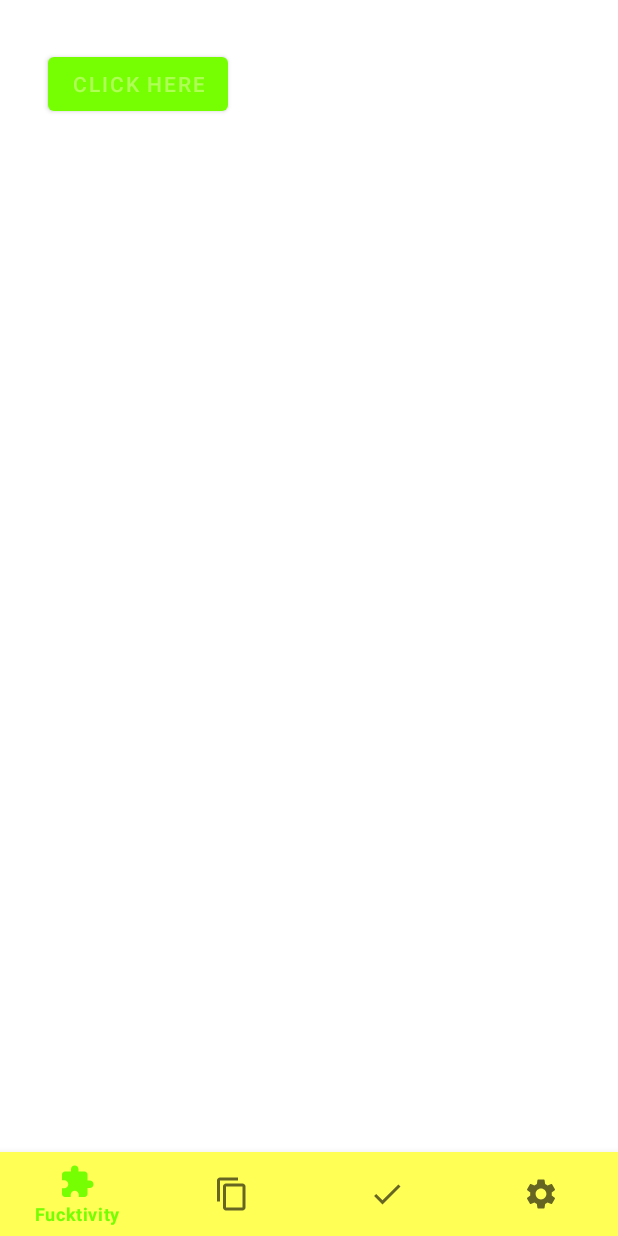
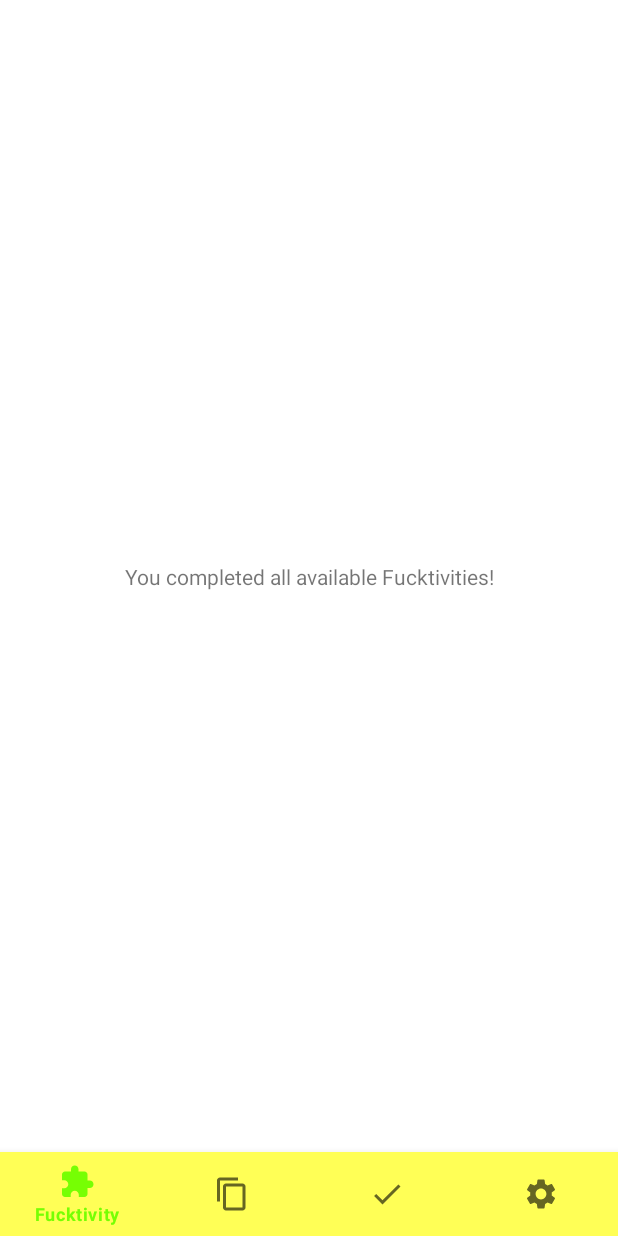
Before and after one commit to Dragoonov/Fuktorial, an Android app: the screen it shows after launch (MainActivity), on a phone screen of 412 x 824 dp. Run offline under Robolectric (Android 15) with nearby library versions, the phone set to English and light mode, and no system bars; our stand-ins replace RxJava, data binding; 7 statements that could not run were skipped.

Commit message:
Continued work

```diff
--- a/app/src/main/java/com/example/fuktorial/Utils.kt
+++ b/app/src/main/java/com/example/fuktorial/Constants.kt
@@ -1,6 +1,7 @@
 package com.example.fuktorial
 
-object Utils {
+object Constants {
+    val NO_FUCKTIVITY_KEY = "no_fucktivity"
     val NOTIFICATION_ID_STRING = "notification_id"
     val NOTIFICATIONS = "notifications"
     val NOTIFICATION_ID = 1
--- a/app/src/main/java/com/example/fuktorial/FucktivitiesInfo.kt
+++ b/app/src/main/java/com/example/fuktorial/FucktivitiesInfo.kt
@@ -2,11 +2,16 @@ package com.example.fuktorial
 
 import android.app.Activity
 import androidx.fragment.app.Fragment
+import com.example.fuktorial.fucktivities.tutorial.TutorialEntryFragment
 import com.example.fuktorial.fucktivities.tutorial.TutorialLevelFucktivity
 
 object FucktivitiesInfo {
     val fucktivitiesList = listOf(
         TutorialLevelFucktivity::class.java
+    )
+
+    val entriesList = listOf(
+        TutorialEntryFragment::class.java
     )
 
     fun getFucktivityLevelClass(name: String) = fucktivitiesList.find {
@@ -16,4 +21,9 @@ object FucktivitiesInfo {
     fun <T : Activity> getFucktivityName(fucktivityClass : Class<T>) = fucktivityClass
         .simpleName
         .removeSuffix("LevelFucktivity")
+
+    fun getEntryByName(fucktivityName: String) = entriesList.find {
+        it.name.contains(fucktivityName)
+    }
+
 }
--- a/app/src/main/java/com/example/fuktorial/MainActivity.kt
+++ b/app/src/main/java/com/example/fuktorial/MainActivity.kt
@@ -6,7 +6,6 @@ import android.content.Context
 import android.os.Build
 import android.os.Bundle
 import androidx.appcompat.app.AppCompatActivity
-import androidx.fragment.app.Fragment
 import androidx.lifecycle.Observer
 import androidx.lifecycle.ViewModel
 import androidx.lifecycle.ViewModelProvider
@@ -50,7 +49,7 @@ class MainActivity : AppCompatActivity() {
         val binding = ActivityMainBinding.inflate(layoutInflater)
         setContentView(binding.root)
         if (savedInstanceState == null) {
-            replaceFragment(TutorialEntryFragment::class.java)
+            findAppropriateFragment()
         }
         binding.bottomNavigationView.setOnNavigationItemSelectedListener {
             when (it.itemId) {
@@ -78,9 +77,9 @@ class MainActivity : AppCompatActivity() {
 
     private fun createNotificationChannel() {
         if (Build.VERSION.SDK_INT >= Build.VERSION_CODES.O) {
-            val name = Utils.NOTIFICATIONS
+            val name = Constants.NOTIFICATIONS
             val importance = NotificationManager.IMPORTANCE_DEFAULT
-            val channel = NotificationChannel(Utils.NOTIFICATIONS, name, importance)
+            val channel = NotificationChannel(Constants.NOTIFICATIONS, name, importance)
             val notificationManager: NotificationManager =
                 getSystemService(Context.NOTIFICATION_SERVICE) as NotificationManager
             notificationManager.createNotificationChannel(channel)
@@ -89,7 +88,13 @@ class MainActivity : AppCompatActivity() {
 
     private fun findAppropriateFragment() {
         if (notDiscoveredFucktivities.isEmpty()) {
-            //replaceFragment()
+            replaceFragment(
+                NoFucktivityFragment::class.java,
+                Bundle().apply {
+                    putString(Constants.NO_FUCKTIVITY_KEY, getString(R.string.all_complete))
+                })
+        } else {
+            replaceFragment(FucktivitiesInfo.getEntryByName(notDiscoveredFucktivities.random().name)!!)
         }
     }
 }
--- /dev/null
+++ b/app/src/main/java/com/example/fuktorial/NoFucktivityFragment.kt
@@ -0,0 +1,19 @@
+package com.example.fuktorial
+
+import android.os.Bundle
+import android.view.LayoutInflater
+import android.view.View
+import android.view.ViewGroup
+import androidx.fragment.app.Fragment
+import com.example.fuktorial.databinding.NoFucktivityFragmentBinding
+
+class NoFucktivityFragment: Fragment() {
+
+    override fun onCreateView(inflater: LayoutInflater, container: ViewGroup?, savedInstanceState: Bundle?): View {
+        val message = arguments?.getString(Constants.NO_FUCKTIVITY_KEY)
+        val binding = NoFucktivityFragmentBinding.inflate(layoutInflater, container, false).apply {
+            text.text = message
+        }
+        return binding.root
+    }
+}
--- a/app/src/main/java/com/example/fuktorial/notifications/NotificationBroadcastReceiver.kt
+++ b/app/src/main/java/com/example/fuktorial/notifications/NotificationBroadcastReceiver.kt
@@ -4,7 +4,7 @@ import android.app.NotificationManager
 import android.content.BroadcastReceiver
 import android.content.Context
 import android.content.Intent
-import com.example.fuktorial.Utils
+import com.example.fuktorial.Constants
 import com.example.fuktorial.database.Repository
 import com.example.fuktorial.database.RepositoryImpl
 import com.example.fuktorial.database.models.Fuquote
@@ -15,8 +15,8 @@ class NotificationBroadcastReceiver : BroadcastReceiver() {
         val notificationManager: NotificationManager =
             context!!.getSystemService(Context.NOTIFICATION_SERVICE) as NotificationManager
         val repository: Repository = RepositoryImpl
-        val id = intent!!.extras!!.getInt(Utils.NOTIFICATION_ID_STRING)
-        val fuquote = intent.extras?.getString(Utils.NOTIFICATIONS)!!
+        val id = intent!!.extras!!.getInt(Constants.NOTIFICATION_ID_STRING)
+        val fuquote = intent.extras?.getString(Constants.NOTIFICATIONS)!!
         repository.open(context)
         repository.updateFuquote(Fuquote(fuquote, true))
             .subscribe()
--- a/app/src/main/java/com/example/fuktorial/notifications/NotificationWorker.kt
+++ b/app/src/main/java/com/example/fuktorial/notifications/NotificationWorker.kt
@@ -9,7 +9,7 @@ import androidx.work.Worker
 import androidx.work.WorkerParameters
 import com.example.fuktorial.FuquotesInfo
 import com.example.fuktorial.R
-import com.example.fuktorial.Utils
+import com.example.fuktorial.Constants
 import kotlin.random.Random
 
 class NotificationWorker(
@@ -20,12 +20,12 @@ class NotificationWorker(
     override fun doWork(): Result {
         val fuquote = FuquotesInfo.fuquotesList[Random(System.currentTimeMillis()).nextInt(FuquotesInfo.fuquotesList.size)]
         val intent = Intent(applicationContext, NotificationBroadcastReceiver::class.java).apply {
-            putExtra(Utils.NOTIFICATIONS, fuquote)
-            putExtra(Utils.NOTIFICATION_ID_STRING, Utils.NOTIFICATION_ID)
+            putExtra(Constants.NOTIFICATIONS, fuquote)
+            putExtra(Constants.NOTIFICATION_ID_STRING, Constants.NOTIFICATION_ID)
         }
         val pendingIntent: PendingIntent =
             PendingIntent.getBroadcast(applicationContext, 0, intent, PendingIntent.FLAG_CANCEL_CURRENT)
-        val notification = NotificationCompat.Builder(applicationContext, Utils.NOTIFICATIONS)
+        val notification = NotificationCompat.Builder(applicationContext, Constants.NOTIFICATIONS)
             .setSmallIcon(R.drawable.fucktivity)
             .setContentTitle("\"" + applicationContext.getString(R.string.claim_fuquote) +"\"")
             .setContentText(fuquote)
@@ -37,7 +37,7 @@ class NotificationWorker(
             .addAction(R.drawable.collection, applicationContext.getString(R.string.claim), pendingIntent)
             .build()
         with(NotificationManagerCompat.from(applicationContext)) {
-            notify(Utils.NOTIFICATION_ID, notification)
+            notify(Constants.NOTIFICATION_ID, notification)
         }
         return Result.success()
     }
--- /dev/null
+++ b/app/src/main/res/layout/no_fucktivity_fragment.xml
@@ -0,0 +1,23 @@
+<?xml version="1.0" encoding="utf-8"?>
+<layout xmlns:app="http://schemas.android.com/apk/res-auto"
+    xmlns:android="http://schemas.android.com/apk/res/android">
+
+    <data>
+
+    </data>
+
+    <androidx.constraintlayout.widget.ConstraintLayout
+        android:layout_width="match_parent"
+        android:layout_height="match_parent">
+
+        <TextView
+            android:id="@+id/text"
+            android:layout_width="wrap_content"
+            android:layout_height="wrap_content"
+            app:layout_constraintBottom_toBottomOf="parent"
+            app:layout_constraintEnd_toEndOf="parent"
+            app:layout_constraintStart_toStartOf="parent"
+            app:layout_constraintTop_toTopOf="parent" />
+
+    </androidx.constraintlayout.widget.ConstraintLayout>
+</layout>
--- a/app/src/main/res/values/strings.xml
+++ b/app/src/main/res/values/strings.xml
@@ -32,5 +32,6 @@
     <string name="replay">Replay</string>
     <string name="click_me">Click me</string>
     <string name="fucktivity_mastered">Fucktivity mastered!</string>
+    <string name="all_complete">You completed all available Fucktivities!</string>
 
 </resources>
```
